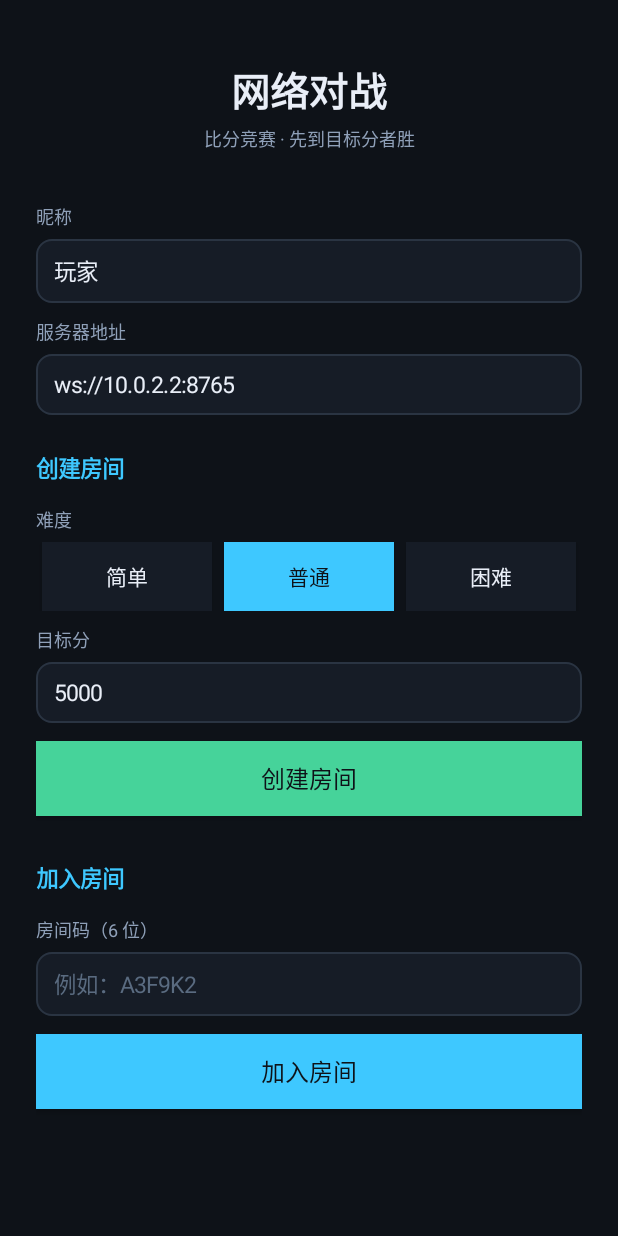
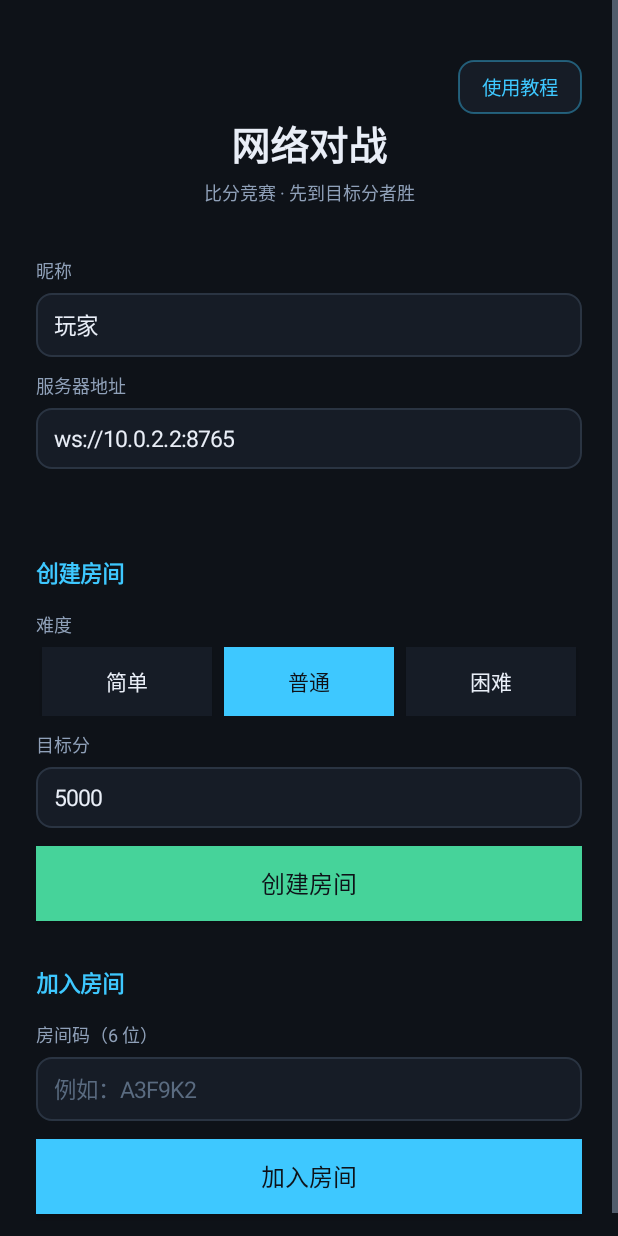
Before and after one commit to Stardropflower/aircraftwar-android, an Android app: the BattleRoomActivity screen opened directly, with no data from a screen before it, on a phone screen of 412 x 824 dp. Run offline under Robolectric (Android 15) with nearby library versions, the phone set to English and light mode, and no system bars.

Commit message:
联机页体验改进：使用教程按钮、状态提示上移、记住服务器地址
一、右上角「使用教程」按钮（实验五联机的上手成本都在网络配置上）
   - 弹窗按「最容易卡住的顺序」写步骤：确认同一网络 → 起服务端 →
     查电脑 IP → 填地址 → 建房/加房 → 比分规则
   - 附排查清单：防火墙、端口、跨网络、以及 USB 兜底方案
     （adb reverse tcp:8765 tcp:8765 + ws://127.0.0.1:8765）

二、状态提示从页面底部移到「服务器地址」下面
   原来 statusText 加在布局最后，房间码和连接错误都在屏幕外，
   用户看不到「等待对手加入…」，也不知道为什么连不上。
   这正是排查时先卡住的地方。

三、记住上次填的服务器地址（LocalStore.battle_server）
   真机联机时电脑 IP 是固定的，每次进页面都要重敲一遍太反人类。

四、BattleRoomActivity 补系统栏内边距
   Android 15 起普通页面也强制 edge-to-edge，不补的话右上角的
   「使用教程」会被状态栏切掉一半。为此把 UiInsets 从包内可见改为 public，
   让 net 包也能复用同一套逻辑。

验证：手机上教程弹窗内容完整可读；房间码显示在地址下方并高亮为绿色；
重进页面地址自动带出；按钮不再被状态栏遮挡。

```diff
--- a/app/src/main/java/edu/hitsz/aircraftwar/data/LocalStore.java
+++ b/app/src/main/java/edu/hitsz/aircraftwar/data/LocalStore.java
@@ -29,6 +29,7 @@ public final class LocalStore {
     private static final String KEY_MUSIC_MUTED = "music_muted";
     private static final String KEY_SOUND_MUTED = "sound_muted";
     private static final String KEY_PLAYER_NAME = "player_name";
+    private static final String KEY_BATTLE_SERVER = "battle_server";
 
     private final SharedPreferences prefs;
 
@@ -111,6 +112,25 @@ public final class LocalStore {
         prefs.edit().putString(KEY_PLAYER_NAME, trimmed).apply();
     }
 
+    // ---------------- 对战服务器地址 ----------------
+    // 真机联机时每个人电脑的局域网 IP 都不一样，必须能记住上次填的地址，
+    // 否则每次进对战页都要重新敲一遍 IP。
+
+    /** @return 上次使用的服务器地址；没填过返回 null，调用方自行回退到默认值 */
+    public String getBattleServer() {
+        String value = prefs.getString(KEY_BATTLE_SERVER, null);
+        if (value == null || value.trim().isEmpty()) {
+            return null;
+        }
+        return value.trim();
+    }
+
+    public void setBattleServer(String url) {
+        prefs.edit()
+                .putString(KEY_BATTLE_SERVER, url == null ? "" : url.trim())
+                .apply();
+    }
+
     // ---------------- 音频开关 ----------------
     // 音乐和音效分开存：BGM 是一整首循环，音效是几百次短促触发，
     // 想关哪个是独立需求（比如只想关 BGM 听音效）。
--- a/app/src/main/java/edu/hitsz/aircraftwar/net/BattleRoomActivity.java
+++ b/app/src/main/java/edu/hitsz/aircraftwar/net/BattleRoomActivity.java
@@ -1,5 +1,6 @@
 package edu.hitsz.aircraftwar.net;
 
+import android.app.AlertDialog;
 import android.content.Intent;
 import android.graphics.Color;
 import android.graphics.Typeface;
@@ -19,6 +20,7 @@ import androidx.appcompat.app.AppCompatActivity;
 import edu.hitsz.aircraftwar.core.data.Difficulty;
 import edu.hitsz.aircraftwar.data.LocalStore;
 import edu.hitsz.aircraftwar.ui.GameActivity;
+import edu.hitsz.aircraftwar.ui.UiInsets;
 
 /**
  * 网络对战入口：创建房间 / 加入房间。
@@ -66,6 +68,10 @@ public class BattleRoomActivity extends AppCompatActivity {
         root.setBackgroundColor(0xFF0E1218);
         root.setPadding(dp(24), dp(40), dp(24), dp(24));
 
+        // 右上角「使用教程」：真机联机最容易卡在网络配置（IP、防火墙、端口），
+        // 把步骤直接写进界面，省得还要另外翻文档
+        root.addView(buildTutorialBar());
+
         TextView title = new TextView(this);
         title.setText("网络对战");
         title.setTextSize(26);
@@ -90,8 +96,19 @@ public class BattleRoomActivity extends AppCompatActivity {
 
         root.addView(label("服务器地址"));
         serverField = field(BattleProtocol.DEFAULT_SERVER_URL);
-        serverField.setText(BattleProtocol.DEFAULT_SERVER_URL);
+        // 记住上次填的地址：真机联机时电脑 IP 是固定的，每次重敲太烦
+        String savedServer = store.getBattleServer();
+        serverField.setText(savedServer != null ? savedServer : BattleProtocol.DEFAULT_SERVER_URL);
         root.addView(serverField);
+
+        // 状态提示放在这里而不是页面底部：房间码、连接错误都从这行出，
+        // 放最底下时用户在屏幕上看不到「等待对手加入…」和房间码
+        statusText = new TextView(this);
+        statusText.setTextSize(13);
+        statusText.setTextColor(TEXT_MUTED);
+        statusText.setGravity(Gravity.CENTER);
+        statusText.setPadding(0, dp(12), 0, dp(4));
+        root.addView(statusText);
 
         // ---------------- 创建房间 ----------------
         root.addView(sectionTitle("创建房间"));
@@ -118,16 +135,12 @@ public class BattleRoomActivity extends AppCompatActivity {
 
         root.addView(primaryButton("加入房间", ACCENT, v -> onJoinRoom()));
 
-        statusText = new TextView(this);
-        statusText.setTextSize(13);
-        statusText.setTextColor(TEXT_MUTED);
-        statusText.setGravity(Gravity.CENTER);
-        statusText.setPadding(0, dp(20), 0, dp(8));
-        root.addView(statusText);
-
         ScrollView scroll = new ScrollView(this);
         scroll.addView(root);
         setContentView(scroll);
+        // Android 15 起普通页面也强制 edge-to-edge，不补系统栏内边距的话
+        // 右上角的「使用教程」会被状态栏挡住
+        UiInsets.applySystemBars(scroll);
     }
 
     // ---------------- 建房 / 进房 ----------------
@@ -261,6 +274,8 @@ public class BattleRoomActivity extends AppCompatActivity {
         if (server.isEmpty()) {
             return BattleProtocol.DEFAULT_SERVER_URL;
         }
+        // 记住这次填的地址，下次进对战页自动带出来
+        store.setBattleServer(server);
         return server;
     }
 
@@ -271,6 +286,83 @@ public class BattleRoomActivity extends AppCompatActivity {
         } catch (NumberFormatException e) {
             return BattleProtocol.DEFAULT_TARGET;
         }
+    }
+
+    // ---------------- 联机教程 ----------------
+
+    /** 右上角那一行：目前只有一个「使用教程」入口，右对齐 */
+    private LinearLayout buildTutorialBar() {
+        LinearLayout bar = new LinearLayout(this);
+        bar.setOrientation(LinearLayout.HORIZONTAL);
+        bar.setGravity(Gravity.END);
+
+        Button help = new Button(this);
+        help.setText("使用教程");
+        help.setTextSize(13);
+        help.setAllCaps(false);
+        help.setTextColor(ACCENT);
+        help.setBackground(roundedBackground(SURFACE, (ACCENT & 0x00FFFFFF) | 0x66000000, 1));
+        help.setPadding(dp(16), 0, dp(16), 0);
+        help.setMinWidth(0);
+        help.setMinimumWidth(0);
+        help.setMinHeight(dp(36));
+        help.setMinimumHeight(dp(36));
+        help.setOnClickListener(v -> showTutorial());
+        bar.addView(help);
+        return bar;
+    }
+
+    /**
+     * 联机教程弹窗。
+     * <p>
+     * 内容按「最容易卡住的顺序」排：先确认网络，再起服务端，再填地址，最后才是建/加房间。
+     * 真机对联失败绝大多数不是代码问题，而是 IP 填错、防火墙没放行、或者两台设备根本不在一个网段。
+     */
+    private void showTutorial() {
+        String steps =
+                "① 两台设备连同一个 WiFi / 局域网\n"
+                        + "   跑服务端的电脑和手机必须在同一个网络里。\n\n"
+                        + "② 在电脑上启动服务端\n"
+                        + "   cd server\n"
+                        + "   npm install      （只需第一次）\n"
+                        + "   npm start\n"
+                        + "   看到「ws://0.0.0.0:8765」就说明起来了。\n\n"
+                        + "③ 查电脑的局域网 IP\n"
+                        + "   Windows 命令行输入 ipconfig，找「IPv4 地址」那一行，\n"
+                        + "   形如 192.168.1.5 或 10.250.115.81。\n\n"
+                        + "④ 把上面的「服务器地址」改成 ws://电脑IP:8765\n"
+                        + "   例如 ws://10.250.115.81:8765\n"
+                        + "   用模拟器则填 ws://10.0.2.2:8765\n"
+                        + "   （10.0.2.2 是模拟器访问宿主机的固定地址）\n\n"
+                        + "⑤ 一人点「创建房间」：选难度、填目标分，拿到 6 位房间码，念给队友。\n"
+                        + "   另一人点「加入房间」：输入这个房间码。双方自动开局。\n\n"
+                        + "⑥ 各自在自己手机上打同一关卡，每秒同步分数与血量。\n"
+                        + "   先到目标分者获胜，胜负由服务端判定，不是本地自己算的。\n\n"
+                        + "── 连不上怎么排查 ──\n"
+                        + "· 两台设备不在同一网络（比如一台走了 4G 流量）\n"
+                        + "· 电脑防火墙拦了 8765：Windows 弹窗要点「允许」，\n"
+                        + "  或到「防火墙 → 允许应用通过」里放行 Node.js\n"
+                        + "· 服务端没启动，或者地址里的端口写错\n"
+                        + "· 校园网 / 公司网做了终端隔离时，改用 USB 数据线：\n"
+                        + "  电脑执行  adb reverse tcp:8765 tcp:8765\n"
+                        + "  手机上的地址改填  ws://127.0.0.1:8765";
+
+        TextView content = new TextView(this);
+        content.setText(steps);
+        content.setTextSize(13);
+        content.setTextColor(TEXT);
+        content.setLineSpacing(dp(2), 1f);
+        content.setPadding(dp(18), dp(12), dp(18), dp(12));
+        content.setTextIsSelectable(true);
+
+        ScrollView scroll = new ScrollView(this);
+        scroll.addView(content);
+
+        new AlertDialog.Builder(this)
+                .setTitle("怎么联机（比分竞赛）")
+                .setView(scroll)
+                .setPositiveButton("知道了", null)
+                .show();
     }
 
     // ---------------- 构建 UI 的辅助方法 ----------------
--- a/app/src/main/java/edu/hitsz/aircraftwar/ui/UiInsets.java
+++ b/app/src/main/java/edu/hitsz/aircraftwar/ui/UiInsets.java
@@ -15,13 +15,13 @@ import androidx.core.view.WindowInsetsCompat;
  * <p>
  * 游戏页是全屏沉浸式，自己隐藏了系统栏，不需要这个处理。
  */
-final class UiInsets {
+public final class UiInsets {
 
     private UiInsets() {
     }
 
     /** 把根布局的内边距设为系统栏高度 */
-    static void applySystemBars(View root) {
+    public static void applySystemBars(View root) {
         ViewCompat.setOnApplyWindowInsetsListener(root, (view, windowInsets) -> {
             Insets bars = windowInsets.getInsets(WindowInsetsCompat.Type.systemBars());
             view.setPadding(bars.left, bars.top, bars.right, bars.bottom);
```
